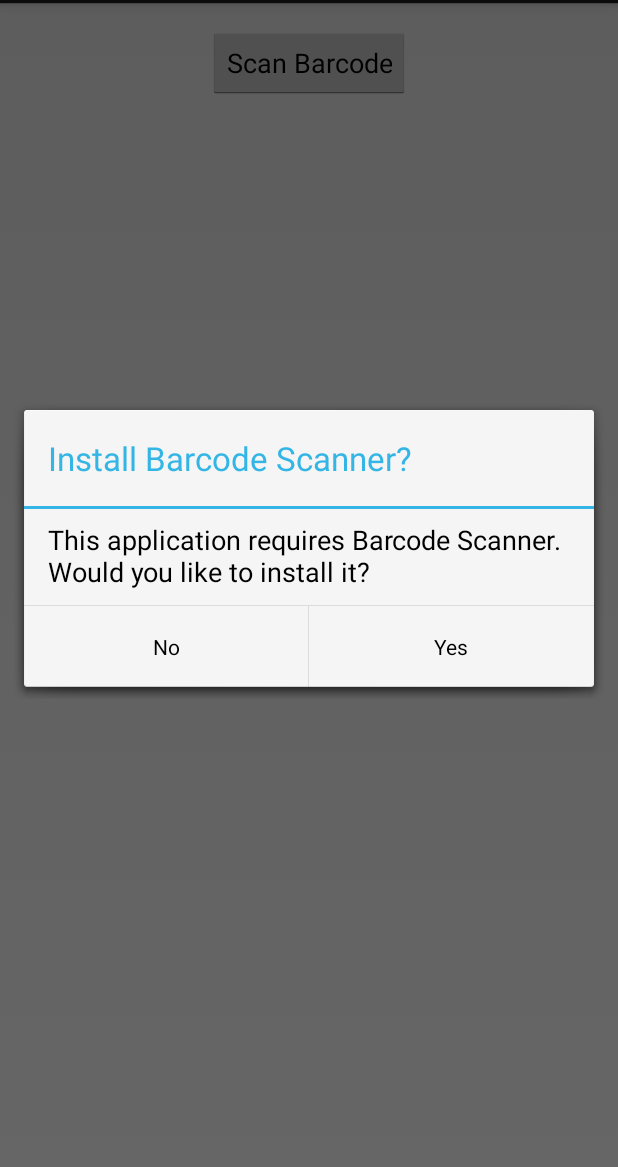
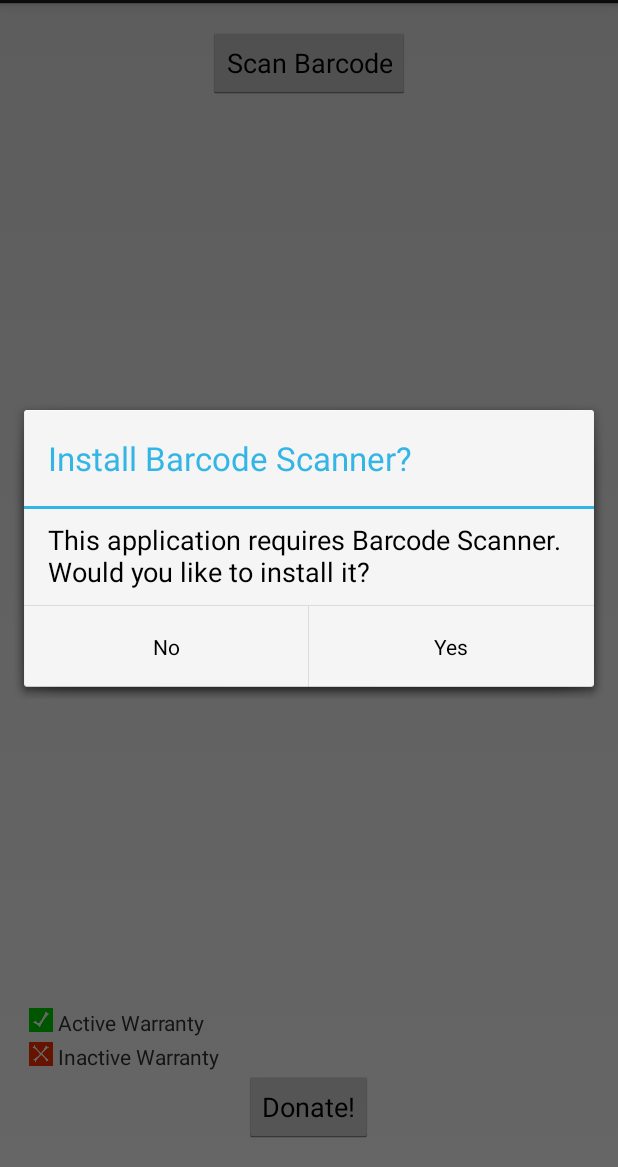
Before and after one commit to SirRujak/DellWarrantyInfo, an Android app: the screen it shows after launch (MyActivity), after a tap on "Scan Barcode", on a phone screen of 412 x 824 dp, the part 69-1236 px from its top. Run offline under Robolectric (Android 15) with nearby library versions, the phone set to English and light mode, and no system bars.

Commit message:
Fixed most of the UI.

```diff
--- a/app/src/main/java/ironhammerindustries/dellwarrantyinfo/MyActivity.java
+++ b/app/src/main/java/ironhammerindustries/dellwarrantyinfo/MyActivity.java
@@ -25,9 +25,10 @@ import javax.xml.transform.Result;
 
 public class MyActivity extends Activity implements OnClickListener {
 
-    private TextView formatTxt, contentTxt;
+    private TextView formatTxt, contentTxt, greenTxt, redTxt;
     private TextView responseTxt;
     private WarrantyInfoFetcher fetcher;
+    private boolean isFetching;
 
     @Override
     protected void onCreate(Bundle savedInstanceState) {
@@ -36,9 +37,12 @@ public class MyActivity extends Activity implements OnClickListener {
         Button scanBtn = (Button) findViewById(R.id.scan_button);
         formatTxt = ( TextView )findViewById(R.id.scan_format);
         contentTxt = ( TextView )findViewById(R.id.scan_content);
+        greenTxt = ( TextView )findViewById(R.id.key_green_text);
+        redTxt = (TextView )findViewById(R.id.key_red_text);
         //responseTxt = ( TextView )findViewById(R.id.scan_response);
         fetcher = new WarrantyInfoFetcher();
         fetcher.initializeFetcher();
+        isFetching = false;
         scanBtn.setOnClickListener(this);
     }
 
@@ -73,22 +77,24 @@ public class MyActivity extends Activity implements OnClickListener {
 
     public void onActivityResult( int requestCode, int resultCode, Intent intent) {
         //retrieve scan result
-        IntentResult scanningResult = IntentIntegrator.parseActivityResult( requestCode, resultCode, intent);
-        if( scanningResult != null ) {
+        if (isFetching == false) {
+            isFetching = true;
+            IntentResult scanningResult = IntentIntegrator.parseActivityResult(requestCode, resultCode, intent);
+            if (scanningResult != null) {
                 //we have a result
                 String scanContent = scanningResult.getContents();
                 String scanFormat = scanningResult.getFormatName();
-            formatTxt.setText( "Code Format: " + scanFormat);
-            contentTxt.setText( "Service Tag: " + scanContent);
+                //formatTxt.setText( "Code Format: " + scanFormat);
+                contentTxt.setText("Service Tag: " + scanContent);
                 //new HttpAsyncTask().execute(scanContent);
                 ListView updateListView = (ListView) findViewById(R.id.list_view);
                 new HttpAsyncTask(this, updateListView).execute("167L22S");
 
 
+            } else {
+                Toast toast = Toast.makeText(getApplicationContext(), "No scan data received!", Toast.LENGTH_SHORT);
+                toast.show();
             }
-        else {
-            Toast toast = Toast.makeText( getApplicationContext(), "No scan data received!", Toast.LENGTH_SHORT );
-            toast.show();
         }
     }
 
@@ -120,6 +126,9 @@ public class MyActivity extends Activity implements OnClickListener {
             DellWarrantyAdapter dellWarrantyAdapter
                     = new DellWarrantyAdapter(context, s);
             this.listView.setAdapter(dellWarrantyAdapter);
+            greenTxt.setText("Active Warranty");
+            redTxt.setText("Inactive Warranty");
+            isFetching = false;
             //updateElements();
             /*Toast toast = Toast.makeText( getApplicationContext(), fetcher.getInputString(), Toast.LENGTH_SHORT );
             toast.show();*/
--- a/app/src/main/java/ironhammerindustries/dellwarrantyinfo/WarrantyInfoFetcher.java
+++ b/app/src/main/java/ironhammerindustries/dellwarrantyinfo/WarrantyInfoFetcher.java
@@ -84,6 +84,8 @@ public class WarrantyInfoFetcher {
                     .getJSONArray("Warranty");
             this.numberOfWarranties = this.warrantiesList.length();
 
+            this.warrantyInfoContainers = new ArrayList<WarrantyInfoContainer>();
+
             for (int i = 0; i < this.numberOfWarranties; i++) {
                 this.warrantyInfoContainers.add(new WarrantyInfoContainer(
                         this.warrantiesList.getJSONObject(i).getString("EndDate"),
--- a/app/src/main/res/layout/activity_my.xml
+++ b/app/src/main/res/layout/activity_my.xml
@@ -37,6 +37,7 @@
         android:layout_below="@id/scan_format"
         android:textIsSelectable="true"/>
 
+    <!--
     <TextView
         android:id = "@+id/scan_response"
         android:layout_width="wrap_content"
@@ -44,6 +45,7 @@
         android:layout_alignParentLeft="true"
         android:layout_below="@id/scan_content"
         android:textIsSelectable="true"/>
+        -->
 
     <ListView
         android:id = "@+id/list_view"
@@ -51,5 +53,46 @@
         android:layout_width="wrap_content"
         android:layout_height="wrap_content"></ListView>
 
+    <ImageView
+        android:id = "@+id/key_green_image"
+        android:layout_width="wrap_content"
+        android:layout_height="wrap_content"
+        android:layout_above="@+id/key_red_image"
+        android:padding="3dp"
+        android:src="@drawable/green_check_mark4848"/>
+
+    <TextView
+        android:id = "@+id/key_green_text"
+        android:layout_width="wrap_content"
+        android:layout_height="wrap_content"
+        android:layout_toRightOf="@id/key_green_image"
+        android:layout_alignBottom="@id/key_green_image"
+        android:text="Active Warranty"/>
+
+    <ImageView
+        android:id = "@+id/key_red_image"
+        android:layout_width="wrap_content"
+        android:layout_height="wrap_content"
+        android:layout_above="@+id/donate_button"
+        android:padding="3dp"
+        android:src="@drawable/red_x4848"/>
+
+    <TextView
+        android:id = "@+id/key_red_text"
+        android:layout_width="wrap_content"
+        android:layout_height="wrap_content"
+        android:text="Inactive Warranty"
+        android:layout_alignBottom="@+id/key_red_image"
+        android:layout_alignLeft="@+id/key_green_text"
+        android:layout_alignStart="@+id/key_green_text"/>
+
+    <Button
+        android:id = "@+id/donate_button"
+        android:layout_width="wrap_content"
+        android:layout_height="wrap_content"
+        android:layout_alignParentBottom="true"
+        android:layout_centerHorizontal="true"
+        android:text="Donate!"/>
+
 
 </RelativeLayout>
```
Also changed, not shown: app/src/main/res/layout/data_container.xml (+7 -7 lines). Lines whose indentation alone changed are shown as unchanged.
